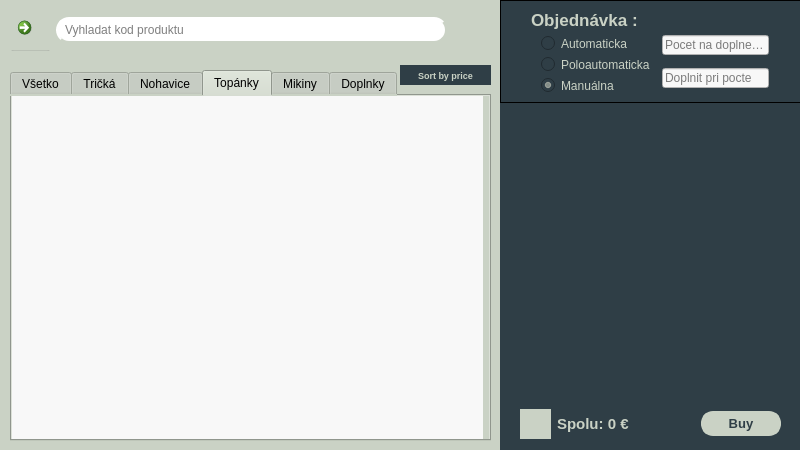
First picture: the form in source/code/main.ui, repository tomas-magat/camels-eshop-infosystem, before the edit.
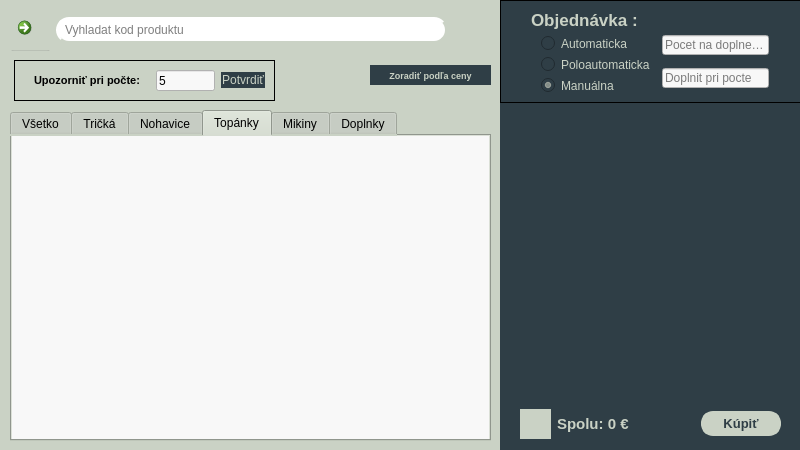
Second picture: the form after the edit. The open tabs and pages were chosen to show the change. Icons and pictures are not drawn.

Commit message: sklad count alert

The edit to the form file:
```diff
--- a/source/code/main.ui
+++ b/source/code/main.ui
@@ -2552,9 +2552,9 @@
           <property name="geometry">
            <rect>
             <x>10</x>
-            <y>10</y>
+            <y>50</y>
             <width>481</width>
-            <height>371</height>
+            <height>331</height>
            </rect>
           </property>
           <property name="styleSheet">
@@ -2792,8 +2792,8 @@
              <rect>
               <x>0</x>
               <y>0</y>
-              <width>471</width>
-              <height>351</height>
+              <width>481</width>
+              <height>311</height>
              </rect>
             </property>
             <property name="styleSheet">
@@ -2841,8 +2841,8 @@
                  <rect>
                   <x>0</x>
                   <y>0</y>
-                  <width>100</width>
-                  <height>30</height>
+                  <width>481</width>
+                  <height>311</height>
                  </rect>
                 </property>
                 <layout class="QVBoxLayout" name="verticalLayout_28"/>
@@ -2994,9 +2994,9 @@
          <widget class="QFrame" name="sortSection_2">
           <property name="geometry">
            <rect>
-            <x>400</x>
+            <x>370</x>
             <y>0</y>
-            <width>91</width>
+            <width>121</width>
             <height>31</height>
            </rect>
           </property>
@@ -3047,7 +3047,7 @@
 }</string>
              </property>
              <property name="text">
-              <string>Sort by price</string>
+              <string>Zoradiť podľa ceny</string>
              </property>
              <property name="icon">
               <iconset>
@@ -3066,6 +3066,98 @@
            </item>
           </layout>
          </widget>
+         <widget class="QFrame" name="horizontalFrame">
+          <property name="geometry">
+           <rect>
+            <x>14</x>
+            <y>0</y>
+            <width>261</width>
+            <height>41</height>
+           </rect>
+          </property>
+          <property name="frameShape">
+           <enum>QFrame::Box</enum>
+          </property>
+          <layout class="QHBoxLayout" name="horizontalLayout_6">
+           <item>
+            <widget class="QLabel" name="Alert_text">
+             <property name="font">
+              <font>
+               <family>MS Shell Dlg 2</family>
+               <pointsize>8</pointsize>
+               <weight>75</weight>
+               <bold>true</bold>
+               <underline>false</underline>
+              </font>
+             </property>
+             <property name="styleSheet">
+              <string notr="true">color: black;
+padding-left: 10px</string>
+             </property>
+             <property name="text">
+              <string>Upozorniť pri počte:   </string>
+             </property>
+             <property name="textFormat">
+              <enum>Qt::PlainText</enum>
+             </property>
+             <property name="indent">
+              <number>0</number>
+             </property>
+            </widget>
+           </item>
+           <item>
+            <layout class="QVBoxLayout" name="verticalLayout_23">
+             <item>
+              <widget class="QLineEdit" name="Alert">
+               <property name="styleSheet">
+                <string notr="true">background-color: rgb(248, 248, 248);</string>
+               </property>
+               <property name="inputMethodHints">
+                <set>Qt::ImhDigitsOnly</set>
+               </property>
+               <property name="text">
+                <string>5</string>
+               </property>
+               <property name="maxLength">
+                <number>20</number>
+               </property>
+               <property name="frame">
+                <bool>true</bool>
+               </property>
+               <property name="placeholderText">
+                <string/>
+               </property>
+              </widget>
+             </item>
+            </layout>
+           </item>
+           <item>
+            <layout class="QVBoxLayout" name="verticalLayout_11">
+             <item>
+              <widget class="QPushButton" name="alert_button">
+               <property name="styleSheet">
+                <string notr="true">#alert_button{border: 1px solid #2f3e46; 
+						background-color: #2f3e46;
+						color: #cad2c5;
+}
+#alert_button:hover {
+	border-color: #354f52; 
+	background-color: #354f52;
+}
+#alert_button:pressed {
+	border-color: #354f52; 
+	background-color: #354f52;
+}</string>
+               </property>
+               <property name="text">
+                <string>Potvrdiť</string>
+               </property>
+              </widget>
+             </item>
+            </layout>
+           </item>
+          </layout>
+         </widget>
         </widget>
        </item>
       </layout>
@@ -3573,7 +3665,7 @@
 }</string>
                 </property>
                 <property name="text">
-                 <string>Buy</string>
+                 <string>Kúpiť</string>
                 </property>
                </widget>
               </item>
```
Left out of the diff: 64 changed lines with no effect on the pictures. The commit also changes 1 other file.
